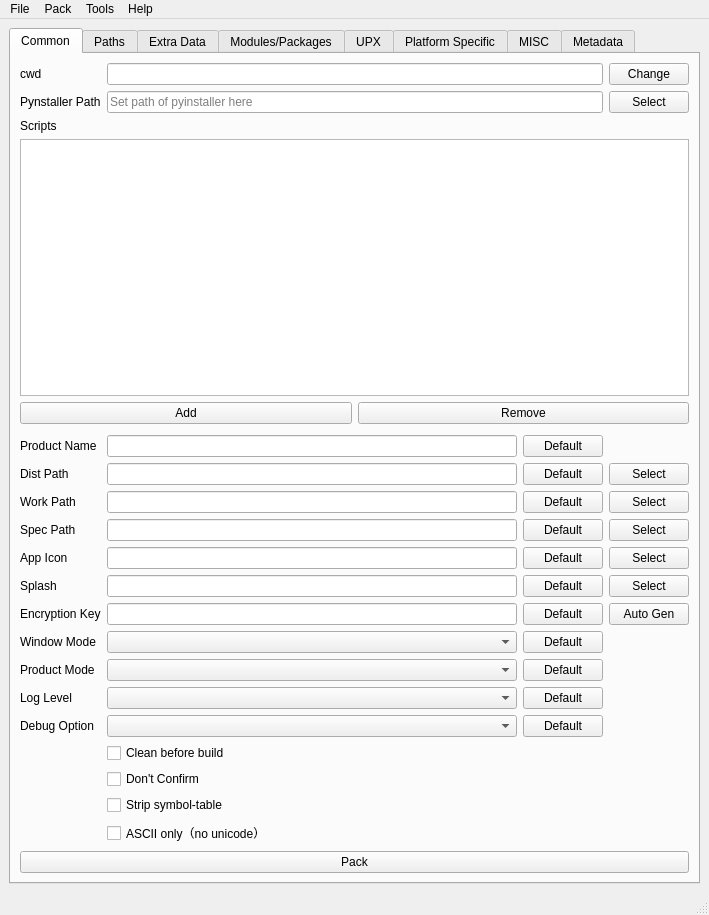
This is ui/design/main.ui in zimolab/PyInstallerGUI as Qt 5 draws it before an edit. The edited form follows.
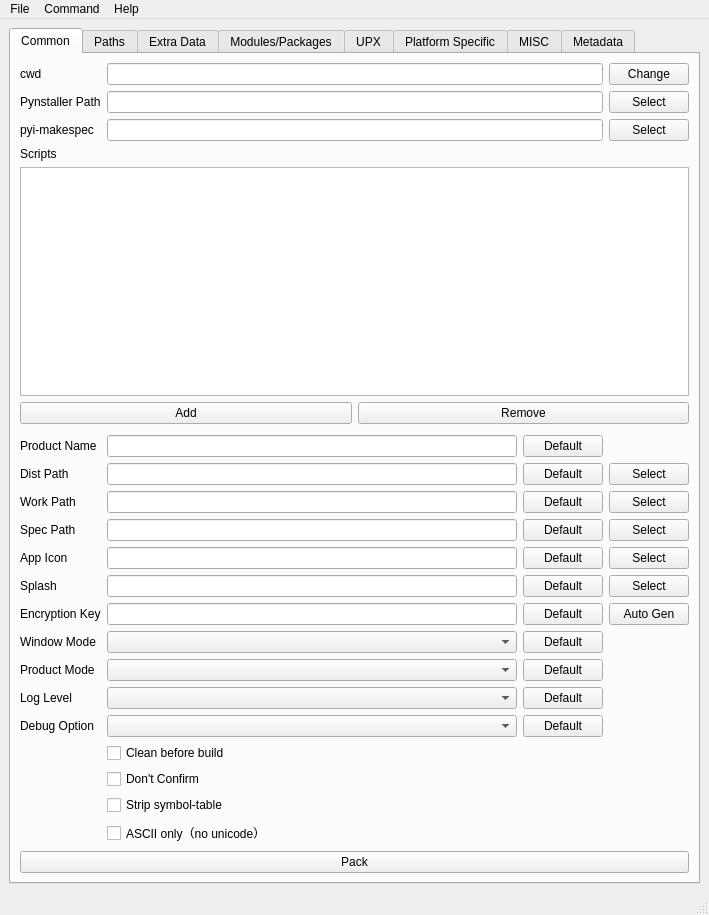
This is the edited form. Custom widgets are drawn as their Qt base class.

Commit message: 继续完善页面，增加了对pyi-makespec工具的支持

```diff
--- a/ui/design/main.ui
+++ b/ui/design/main.ui
@@ -44,13 +44,6 @@
             </property>
            </widget>
           </item>
-          <item row="0" column="1">
-           <widget class="DirectoryEdit" name="cwdEdit">
-            <property name="focusPolicy">
-             <enum>Qt::NoFocus</enum>
-            </property>
-           </widget>
-          </item>
           <item row="0" column="2">
            <widget class="QPushButton" name="changeCWDButton">
             <property name="text">
@@ -70,8 +63,12 @@
             <property name="dragEnabled">
              <bool>true</bool>
             </property>
-            <property name="placeholderText">
-             <string>Set path of pyinstaller here</string>
+           </widget>
+          </item>
+          <item row="0" column="1">
+           <widget class="DirectoryEdit" name="cwdEdit">
+            <property name="focusPolicy">
+             <enum>Qt::NoFocus</enum>
             </property>
            </widget>
           </item>
@@ -82,6 +79,23 @@
             </property>
            </widget>
           </item>
+          <item row="2" column="0">
+           <widget class="QLabel" name="pyimakespecLabel">
+            <property name="text">
+             <string>pyi-makespec</string>
+            </property>
+           </widget>
+          </item>
+          <item row="2" column="1">
+           <widget class="QLineEdit" name="pyimakespecEdit"/>
+          </item>
+          <item row="2" column="2">
+           <widget class="QPushButton" name="selectPyimakespecButton">
+            <property name="text">
+             <string>Select</string>
+            </property>
+           </widget>
+          </item>
          </layout>
         </item>
         <item>
@@ -1380,7 +1394,7 @@
      <height>23</height>
     </rect>
    </property>
-   <widget class="QMenu" name="menu">
+   <widget class="QMenu" name="fileMenu">
     <property name="title">
      <string>File</string>
     </property>
@@ -1391,15 +1405,14 @@
     <addaction name="separator"/>
     <addaction name="actionExit"/>
    </widget>
-   <widget class="QMenu" name="menu_2">
+   <widget class="QMenu" name="commandMenu">
     <property name="title">
-     <string>Pack</string>
+     <string>Command</string>
     </property>
     <addaction name="actionStartPack"/>
-    <addaction name="separator"/>
-    <addaction name="actionSettings"/>
+    <addaction name="actionStartGenSpceFile"/>
    </widget>
-   <widget class="QMenu" name="menu_3">
+   <widget class="QMenu" name="helpMenu">
     <property name="title">
      <string>Help</string>
     </property>
@@ -1410,15 +1423,9 @@
     <addaction name="separator"/>
     <addaction name="actionHelp"/>
    </widget>
-   <widget class="QMenu" name="menuTools">
-    <property name="title">
-     <string>Tools</string>
-    </property>
-   </widget>
-   <addaction name="menu"/>
-   <addaction name="menu_2"/>
-   <addaction name="menuTools"/>
-   <addaction name="menu_3"/>
+   <addaction name="fileMenu"/>
+   <addaction name="commandMenu"/>
+   <addaction name="helpMenu"/>
   </widget>
   <widget class="QStatusBar" name="statusbar"/>
   <action name="actionLoadPreset">
@@ -1481,6 +1488,11 @@
     <string>PyInstaller Documentation</string>
    </property>
   </action>
+  <action name="actionStartGenSpceFile">
+   <property name="text">
+    <string>Generate Spce File</string>
+   </property>
+  </action>
  </widget>
  <customwidgets>
   <customwidget>
```
The commit also changes 8 other files.
